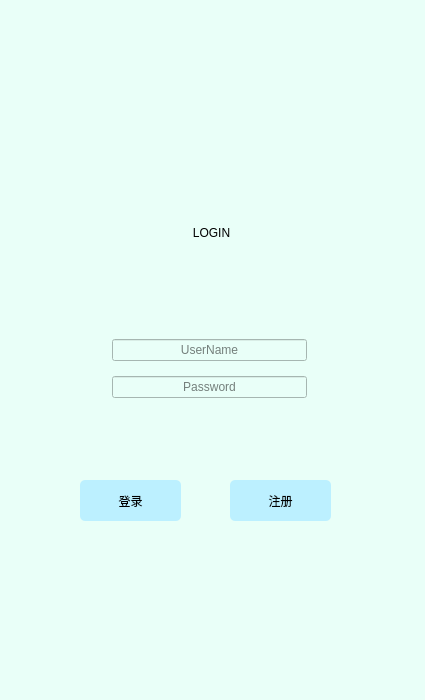
First picture: the form in login.ui, repository Mr-tang0/Qt_based_MG_stepper_motor_operating_system, before the edit.
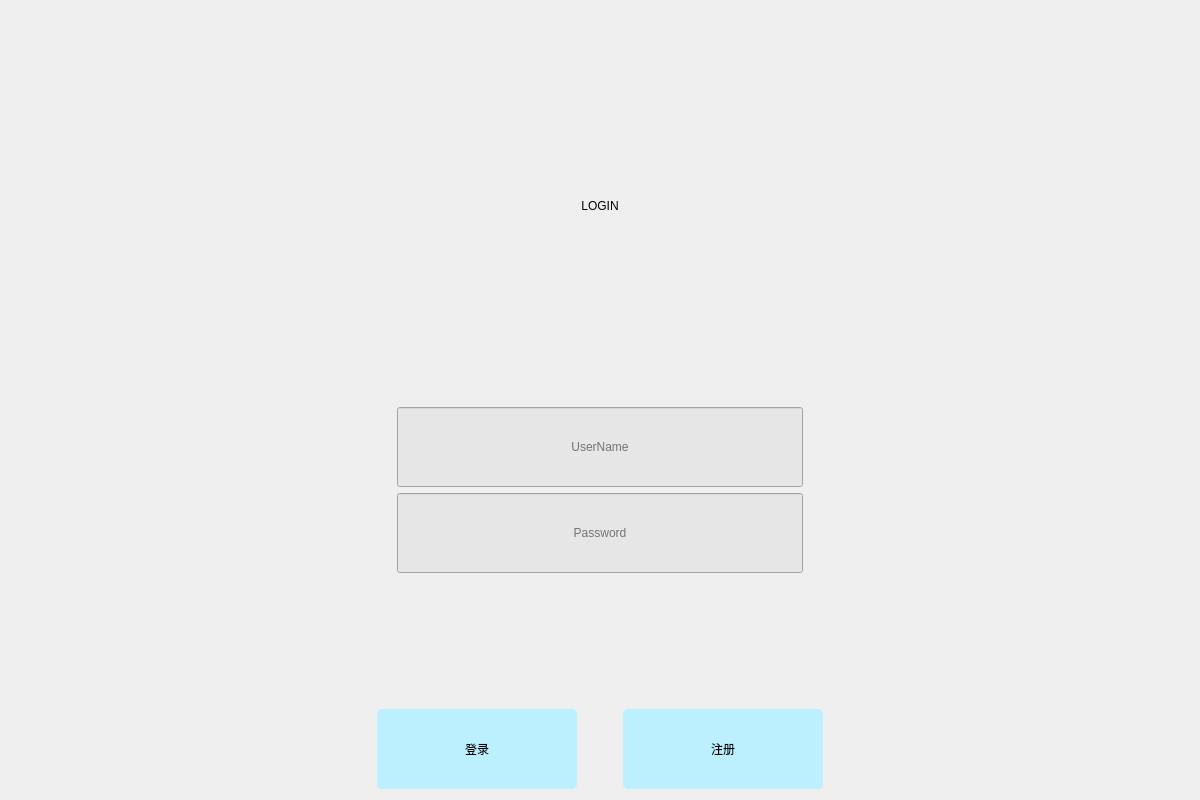
Second picture: the form after the edit.

What changed in the file:
```diff
--- a/login.ui
+++ b/login.ui
@@ -6,43 +6,21 @@
    <rect>
     <x>0</x>
     <y>0</y>
-    <width>425</width>
-    <height>700</height>
+    <width>1200</width>
+    <height>800</height>
    </rect>
   </property>
   <property name="windowTitle">
    <string>Form</string>
   </property>
   <property name="styleSheet">
-   <string notr="true">background-color: rgb(233, 255, 248);</string>
+   <string notr="true"/>
   </property>
-  <widget class="QPushButton" name="signUpBtn">
-   <property name="geometry">
-    <rect>
-     <x>230</x>
-     <y>480</y>
-     <width>101</width>
-     <height>41</height>
-    </rect>
-   </property>
-   <property name="styleSheet">
-    <string notr="true">font: 12pt &quot;幼圆&quot;;
-background-color: rgb(188, 240, 255);
-border-radius: 5px;</string>
-   </property>
-   <property name="text">
-    <string>注册</string>
-   </property>
-  </widget>
+  <layout class="QGridLayout" name="gridLayout">
+   <item row="0" column="1">
+    <layout class="QVBoxLayout" name="verticalLayout_2" stretch="3,1,1,1">
+     <item>
   <widget class="QLabel" name="label_3">
-   <property name="geometry">
-    <rect>
-     <x>150</x>
-     <y>210</y>
-     <width>123</width>
-     <height>45</height>
-    </rect>
-   </property>
    <property name="styleSheet">
     <string notr="true">QLabel
 {
@@ -56,20 +34,48 @@
     <set>Qt::AlignCenter</set>
    </property>
   </widget>
-  <widget class="QWidget" name="">
-   <property name="geometry">
-    <rect>
-     <x>112</x>
-     <y>330</y>
-     <width>195</width>
-     <height>78</height>
-    </rect>
-   </property>
+     </item>
+     <item>
+      <layout class="QHBoxLayout" name="horizontalLayout_2">
+       <item>
+        <spacer name="verticalSpacer_3">
+         <property name="orientation">
+          <enum>Qt::Vertical</enum>
+         </property>
+         <property name="sizeHint" stdset="0">
+          <size>
+           <width>20</width>
+           <height>40</height>
+          </size>
+         </property>
+        </spacer>
+       </item>
+       <item>
    <layout class="QVBoxLayout" name="verticalLayout">
+         <item>
+          <spacer name="verticalSpacer_2">
+           <property name="orientation">
+            <enum>Qt::Vertical</enum>
+           </property>
+           <property name="sizeHint" stdset="0">
+            <size>
+             <width>20</width>
+             <height>40</height>
+            </size>
+           </property>
+          </spacer>
+         </item>
     <item>
      <widget class="QLineEdit" name="userName">
+           <property name="minimumSize">
+            <size>
+             <width>300</width>
+             <height>80</height>
+            </size>
+           </property>
       <property name="styleSheet">
-       <string notr="true">font: 12pt &quot;Arial&quot;;</string>
+            <string notr="true">font: 12pt &quot;Arial&quot;;
+background-color: rgb(230, 230, 230);</string>
       </property>
       <property name="text">
        <string/>
@@ -84,8 +90,15 @@
     </item>
     <item>
      <widget class="QLineEdit" name="passWord">
+           <property name="minimumSize">
+            <size>
+             <width>300</width>
+             <height>80</height>
+            </size>
+           </property>
       <property name="styleSheet">
-       <string notr="true">font: 12pt &quot;Arial&quot;;</string>
+            <string notr="true">font: 12pt &quot;Arial&quot;;
+background-color: rgb(230, 230, 230);</string>
       </property>
       <property name="echoMode">
        <enum>QLineEdit::Password</enum>
@@ -99,15 +112,44 @@
      </widget>
     </item>
    </layout>
-  </widget>
+       </item>
+       <item>
+        <spacer name="verticalSpacer_4">
+         <property name="orientation">
+          <enum>Qt::Vertical</enum>
+         </property>
+         <property name="sizeHint" stdset="0">
+          <size>
+           <width>20</width>
+           <height>40</height>
+          </size>
+         </property>
+        </spacer>
+       </item>
+      </layout>
+     </item>
+     <item>
+      <spacer name="verticalSpacer">
+       <property name="orientation">
+        <enum>Qt::Vertical</enum>
+       </property>
+       <property name="sizeHint" stdset="0">
+        <size>
+         <width>20</width>
+         <height>40</height>
+        </size>
+       </property>
+      </spacer>
+     </item>
+     <item>
+      <layout class="QHBoxLayout" name="horizontalLayout">
+       <item>
   <widget class="QPushButton" name="loginBtn">
-   <property name="geometry">
-    <rect>
-     <x>80</x>
-     <y>480</y>
-     <width>101</width>
-     <height>41</height>
-    </rect>
+         <property name="minimumSize">
+          <size>
+           <width>200</width>
+           <height>80</height>
+          </size>
    </property>
    <property name="styleSheet">
     <string notr="true">font: 12pt &quot;幼圆&quot;;
@@ -118,6 +160,69 @@
     <string>登录</string>
    </property>
   </widget>
+       </item>
+       <item>
+        <spacer name="horizontalSpacer">
+         <property name="orientation">
+          <enum>Qt::Horizontal</enum>
+         </property>
+         <property name="sizeHint" stdset="0">
+          <size>
+           <width>40</width>
+           <height>20</height>
+          </size>
+         </property>
+        </spacer>
+       </item>
+       <item>
+        <widget class="QPushButton" name="signUpBtn">
+         <property name="minimumSize">
+          <size>
+           <width>200</width>
+           <height>80</height>
+          </size>
+         </property>
+         <property name="styleSheet">
+          <string notr="true">font: 12pt &quot;幼圆&quot;;
+background-color: rgb(188, 240, 255);
+border-radius: 5px;</string>
+         </property>
+         <property name="text">
+          <string>注册</string>
+         </property>
+        </widget>
+       </item>
+      </layout>
+     </item>
+    </layout>
+   </item>
+   <item row="0" column="2">
+    <spacer name="horizontalSpacer_3">
+     <property name="orientation">
+      <enum>Qt::Horizontal</enum>
+     </property>
+     <property name="sizeHint" stdset="0">
+      <size>
+       <width>354</width>
+       <height>20</height>
+      </size>
+     </property>
+    </spacer>
+   </item>
+   <item row="0" column="0">
+    <spacer name="horizontalSpacer_2">
+     <property name="orientation">
+      <enum>Qt::Horizontal</enum>
+     </property>
+     <property name="sizeHint" stdset="0">
+      <size>
+       <width>354</width>
+       <height>20</height>
+      </size>
+     </property>
+    </spacer>
+   </item>
+  </layout>
  </widget>
  <resources/>
  <connections/>
```
Left out of the diff: 2 changed lines with no effect on the pictures. Lines whose indentation alone changed are shown as unchanged.
